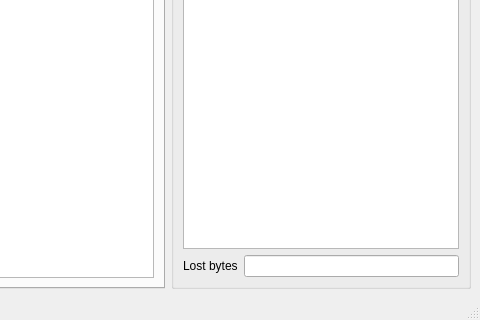
Qt form val_gui/mainwindow.ui (BaptisteP31/val-gui) before a commit; both pictures show x 401 to 881 and y 280 to 600 of the 881 by 600 pixel window.
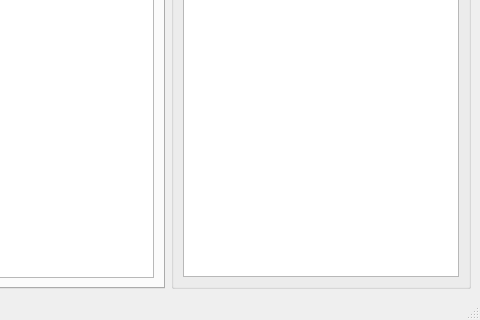
The same form after that commit.

Commit message: Fixes regex and removes lost byte indication

```diff
--- a/val_gui/mainwindow.ui
+++ b/val_gui/mainwindow.ui
@@ -71,23 +71,6 @@
          </property>
         </widget>
        </item>
-       <item row="2" column="0">
-        <layout class="QHBoxLayout" name="horizontalLayout">
-         <property name="topMargin">
-          <number>0</number>
-         </property>
-         <item>
-          <widget class="QLabel" name="label">
-           <property name="text">
-            <string>Lost bytes</string>
-           </property>
-          </widget>
-         </item>
-         <item>
-          <widget class="QLineEdit" name="lostBytesEdit"/>
-         </item>
-        </layout>
-       </item>
       </layout>
      </widget>
     </item>
```
The commit also changes 3 other files.
